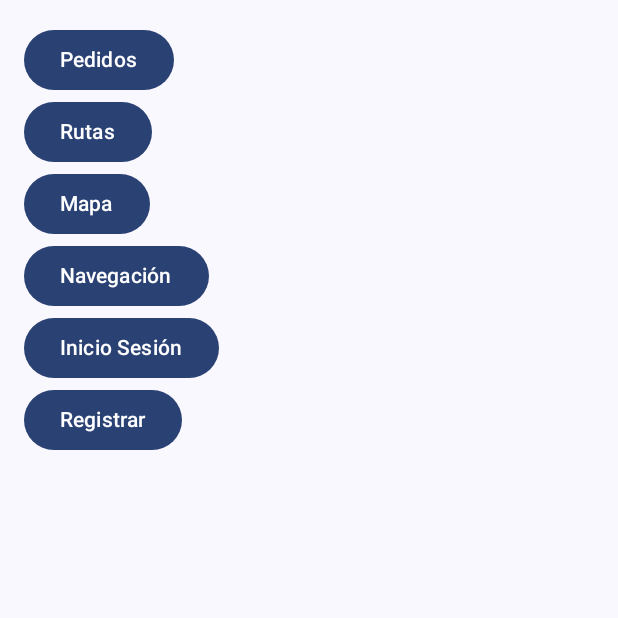
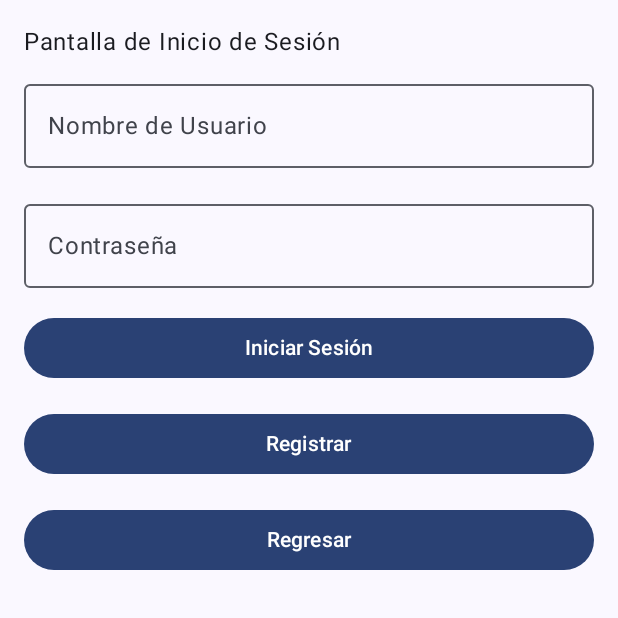
Before and after one commit to mateo2408/Proyecto_Final, an Android app built with Jetpack Compose: the screen it shows after launch (MainActivity), on a phone screen of 412 x 824 dp, the top half of it. Run offline under Robolectric (Android 15) with nearby library versions, the phone set to English and light mode, and no system bars; our stand-ins replace Firebase (no records; nobody signed in at launch, a user with empty details on screens opened directly); 1 statement that could not run was skipped.

Commit message:
InicioSesion

```diff
--- a/app/src/main/AndroidManifest.xml
+++ b/app/src/main/AndroidManifest.xml
@@ -34,7 +34,7 @@
 
         <meta-data
             android:name="com.google.android.geo.API_KEY"
-            android:value="YOUR_API_KEY"/>
+            android:value="AIzaSyAOVYRIgupAurZup5y1PRh8Ismb1A3lLao"/>
     </application>
 
     <uses-permission android:name="android.permission.ACCESS_FINE_LOCATION"/>
--- a/app/src/main/java/com/example/avanceproyectov2/MainActivity.kt
+++ b/app/src/main/java/com/example/avanceproyectov2/MainActivity.kt
@@ -1,4 +1,3 @@
-// MainActivity.kt
 package com.example.avanceproyectov2
 
 import android.os.Bundle
--- a/app/src/main/java/com/example/avanceproyectov2/pantallas/NavGraph.kt
+++ b/app/src/main/java/com/example/avanceproyectov2/pantallas/NavGraph.kt
@@ -1,4 +1,3 @@
-// NavGraph.kt
 package com.example.avanceproyectov2.pantallas
 
 import androidx.compose.runtime.Composable
@@ -16,14 +15,14 @@ fun NavGraph(
     gestionRutas: GestionRutas,
     modifier: Modifier = Modifier
 ) {
-    NavHost(navController = navController, startDestination = "pantallaPrincipal", modifier = modifier) {
-        composable("pantallaPrincipal") { PantallaPrincipal(navController) }
-        composable("pantallaInicioSesion") { PantallaInicioSesion(navController) }
+    NavHost(navController = navController, startDestination = "pantallaLogin", modifier = modifier) {
+        composable("pantallaLogin") { PantallaLogin(navController) }
+        composable("pantallaPrincipal") { PantallaPrincipal(navController, gestionPedidos, gestionRutas) }
+        composable("pantallaRegistrar") { PantallaRegistrar(navController) }
         composable("pantallaPedidos") { PantallaPedidos(navController, gestionPedidos) }
-        composable("pantallaRutas") { PantallaRutas(navController, gestionRutas) }
+        composable("pantallaRutas") { PantallaRutas(navController, gestionRutas) } // Corrected route name
         composable("pantallaMapa") { PantallaMapa(navController) }
         composable("pantallaNavegacion") { PantallaNavegacion(navController) }
-        composable("pantallaRegistrar") { PantallaRegistrar(navController) }
-        composable("pantallaLogin") { PantallaLogin(navController) }
+        composable("pantallaInicioSesion") { PantallaInicioSesion(navController) }
     }
 }
--- a/app/src/main/java/com/example/avanceproyectov2/pantallas/PantallaLogin.kt
+++ b/app/src/main/java/com/example/avanceproyectov2/pantallas/PantallaLogin.kt
@@ -1,4 +1,3 @@
-// PantallaLogin.kt
 package com.example.avanceproyectov2.pantallas
 
 import android.widget.Toast
@@ -15,12 +14,14 @@ import androidx.compose.ui.Modifier
 import androidx.compose.ui.platform.LocalContext
 import androidx.compose.ui.unit.dp
 import androidx.navigation.NavController
+import com.google.firebase.auth.FirebaseAuth
 
 @Composable
 fun PantallaLogin(navController: NavController) {
     val context = LocalContext.current
     val username = remember { mutableStateOf("") }
     val password = remember { mutableStateOf("") }
+    val auth = FirebaseAuth.getInstance()
 
     Column(modifier = Modifier.padding(16.dp)) {
         Text(text = "Pantalla de Inicio de Sesión")
@@ -29,35 +30,59 @@ fun PantallaLogin(navController: NavController) {
             value = username.value,
             onValueChange = { username.value = it },
             label = { Text("Nombre de Usuario") },
-            modifier = Modifier.fillMaxWidth().padding(vertical = 8.dp)
+            modifier = Modifier
+                .fillMaxWidth()
+                .padding(vertical = 8.dp)
         )
 
         OutlinedTextField(
             value = password.value,
             onValueChange = { password.value = it },
             label = { Text("Contraseña") },
-            modifier = Modifier.fillMaxWidth().padding(vertical = 8.dp)
+            modifier = Modifier
+                .fillMaxWidth()
+                .padding(vertical = 8.dp)
         )
 
         Button(
             onClick = {
                 if (username.value.isNotEmpty() && password.value.isNotEmpty()) {
-                    Toast.makeText(context, "Inicio de sesión exitoso", Toast.LENGTH_SHORT).show()
-                    navController.navigate("pantallaPrincipal") {
-                        popUpTo("pantallaPrincipal") { inclusive = true }
-                    }
+                    auth.signInWithEmailAndPassword(username.value, password.value)
+                        .addOnCompleteListener { task ->
+                            if (task.isSuccessful) {
+                                Toast.makeText(context, "Inicio de sesión exitoso", Toast.LENGTH_SHORT).show()
+                                navController.navigate("pantallaPrincipal") {
+                                    popUpTo("pantallaPrincipal") { inclusive = true }
+                                }
+                            } else {
+                                Toast.makeText(context, "Error de autenticación", Toast.LENGTH_SHORT).show()
+                            }
+                        }
                 } else {
                     Toast.makeText(context, "Por favor, completa todos los campos", Toast.LENGTH_SHORT).show()
                 }
             },
-            modifier = Modifier.fillMaxWidth().padding(vertical = 8.dp)
+            modifier = Modifier
+                .fillMaxWidth()
+                .padding(vertical = 8.dp)
         ) {
             Text("Iniciar Sesión")
         }
 
         Button(
+            onClick = { navController.navigate("pantallaRegistrar") },
+            modifier = Modifier
+                .fillMaxWidth()
+                .padding(vertical = 8.dp)
+        ) {
+            Text("Registrar")
+        }
+
+        Button(
             onClick = { navController.popBackStack() },
-            modifier = Modifier.fillMaxWidth().padding(vertical = 8.dp)
+            modifier = Modifier
+                .fillMaxWidth()
+                .padding(vertical = 8.dp)
         ) {
             Text("Regresar")
         }
--- a/app/src/main/java/com/example/avanceproyectov2/pantallas/PantallaPrincipal.kt
+++ b/app/src/main/java/com/example/avanceproyectov2/pantallas/PantallaPrincipal.kt
@@ -1,7 +1,10 @@
 // PantallaPrincipal.kt
 package com.example.avanceproyectov2.pantallas
 
+import android.util.Log
+import androidx.compose.foundation.layout.Arrangement
 import androidx.compose.foundation.layout.Column
+import androidx.compose.foundation.layout.fillMaxSize
 import androidx.compose.foundation.layout.padding
 import androidx.compose.material3.Button
 import androidx.compose.material3.Text
@@ -9,26 +12,46 @@ import androidx.compose.runtime.Composable
 import androidx.compose.ui.Modifier
 import androidx.compose.ui.unit.dp
 import androidx.navigation.NavController
+import com.example.avanceproyectov2.gestion.GestionPedidos
+import com.example.avanceproyectov2.gestion.GestionRutas
 
 @Composable
-fun PantallaPrincipal(navController: NavController) {
-    Column(modifier = Modifier.padding(16.dp)) {
-        Button(onClick = { navController.navigate("pantallaPedidos") }) {
+fun PantallaPrincipal(navController: NavController, gestionPedidos: GestionPedidos, gestionRutas: GestionRutas) {
+    Column(modifier = Modifier.fillMaxSize().padding(16.dp), verticalArrangement = Arrangement.Center) {
+        Button(onClick = {
+            Log.d("PantallaPrincipal", "Navigating to pantallaPedidos")
+            navController.navigate("pantallaPedidos")
+        }) {
             Text(text = "Pedidos")
         }
-        Button(onClick = { navController.navigate("pantallaRutas") }) {
+        Button(onClick = {
+            Log.d("PantallaPrincipal", "Navigating to pantallaRutas")
+            navController.navigate("pantallaRutas")
+        }) {
             Text(text = "Rutas")
         }
-        Button(onClick = { navController.navigate("pantallaMapa") }) {
+        Button(onClick = {
+            Log.d("PantallaPrincipal", "Navigating to pantallaMapa")
+            navController.navigate("pantallaMapa")
+        }) {
             Text(text = "Mapa")
         }
-        Button(onClick = { navController.navigate("pantallaNavegacion") }) {
+        Button(onClick = {
+            Log.d("PantallaPrincipal", "Navigating to pantallaNavegacion")
+            navController.navigate("pantallaNavegacion")
+        }) {
             Text(text = "Navegación")
         }
-        Button(onClick = { navController.navigate("pantallaInicioSesion") }) {
+        Button(onClick = {
+            Log.d("PantallaPrincipal", "Navigating to pantallaInicioSesion")
+            navController.navigate("pantallaInicioSesion")
+        }) {
             Text(text = "Inicio Sesión")
         }
-        Button(onClick = { navController.navigate("pantallaRegistrar") }) {
+        Button(onClick = {
+            Log.d("PantallaPrincipal", "Navigating to pantallaRegistrar")
+            navController.navigate("pantallaRegistrar")
+        }) {
             Text(text = "Registrar")
         }
     }
```
